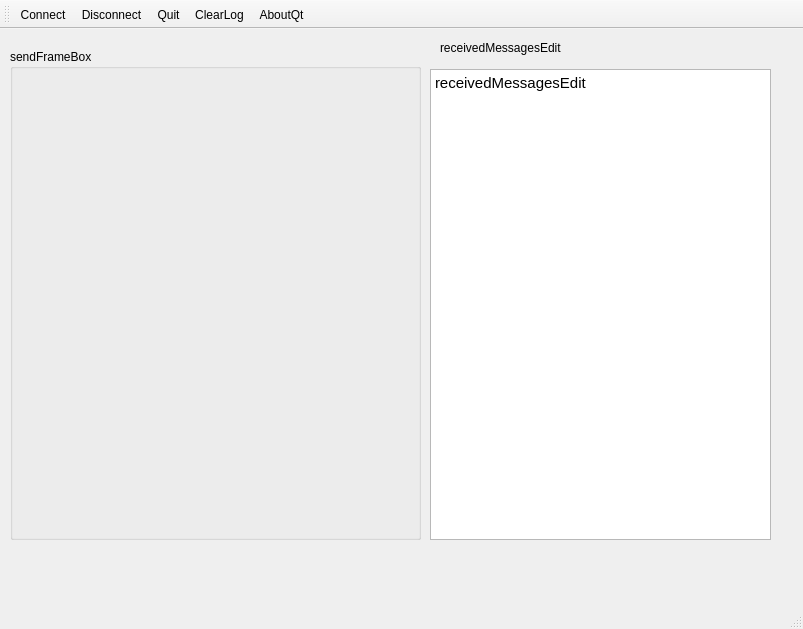
This is mainwindow.ui in PowerOleg/Qt_can as Qt 5 draws it before an edit. The edited form follows.
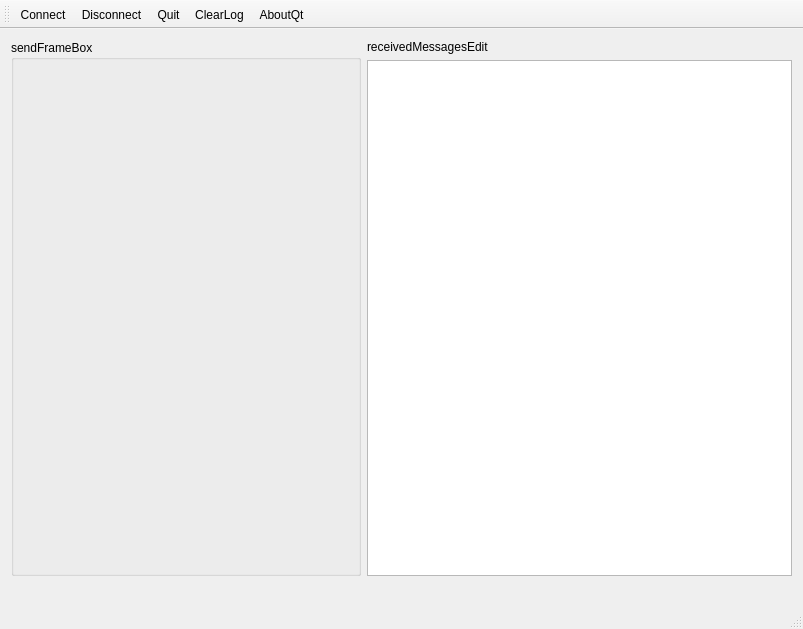
This is the edited form. Icons and pictures are not drawn. Custom widgets are drawn as their Qt base class.

Diff of the .ui file:
```diff
--- a/mainwindow.ui
+++ b/mainwindow.ui
@@ -14,62 +14,52 @@
    <string>MainWindow</string>
   </property>
   <widget class="QWidget" name="centralWidget">
+   <layout class="QGridLayout" name="gridLayout">
+    <item row="2" column="0" colspan="2">
    <widget class="QLabel" name="m_status">
-    <property name="geometry">
-     <rect>
-      <x>50</x>
-      <y>516</y>
-      <width>721</width>
-      <height>41</height>
-     </rect>
-    </property>
     <property name="text">
      <string/>
     </property>
    </widget>
-   <widget class="SendFrameBox" name="sendFrameBox">
-    <property name="geometry">
-     <rect>
-      <x>10</x>
-      <y>20</y>
-      <width>411</width>
-      <height>491</height>
-     </rect>
-    </property>
-    <property name="title">
-     <string>sendFrameBox</string>
-    </property>
-   </widget>
+    </item>
+    <item row="1" column="1">
    <widget class="QTextEdit" name="receivedMessagesEdit">
-    <property name="geometry">
-     <rect>
-      <x>430</x>
-      <y>40</y>
-      <width>341</width>
-      <height>471</height>
-     </rect>
-    </property>
     <property name="html">
      <string>&lt;!DOCTYPE HTML PUBLIC &quot;-//W3C//DTD HTML 4.0//EN&quot; &quot;http://www.w3.org/TR/REC-html40/strict.dtd&quot;&gt;
 &lt;html&gt;&lt;head&gt;&lt;meta name=&quot;qrichtext&quot; content=&quot;1&quot; /&gt;&lt;style type=&quot;text/css&quot;&gt;
 p, li { white-space: pre-wrap; }
 &lt;/style&gt;&lt;/head&gt;&lt;body style=&quot; font-family:'Ubuntu'; font-size:11pt; font-weight:400; font-style:normal;&quot;&gt;
-&lt;p style=&quot; margin-top:0px; margin-bottom:0px; margin-left:0px; margin-right:0px; -qt-block-indent:0; text-indent:0px;&quot;&gt;receivedMessagesEdit&lt;/p&gt;&lt;/body&gt;&lt;/html&gt;</string>
-    </property>
-   </widget>
+&lt;p style=&quot;-qt-paragraph-type:empty; margin-top:0px; margin-bottom:0px; margin-left:0px; margin-right:0px; -qt-block-indent:0; text-indent:0px;&quot;&gt;&lt;br /&gt;&lt;/p&gt;&lt;/body&gt;&lt;/html&gt;</string>
+      </property>
+     </widget>
+    </item>
+    <item row="0" column="0" rowspan="2">
+     <widget class="SendFrameBox" name="sendFrameBox">
+      <property name="sizePolicy">
+       <sizepolicy hsizetype="Fixed" vsizetype="Preferred">
+        <horstretch>0</horstretch>
+        <verstretch>0</verstretch>
+       </sizepolicy>
+      </property>
+      <property name="minimumSize">
+       <size>
+        <width>350</width>
+        <height>0</height>
+       </size>
+      </property>
+      <property name="title">
+       <string>sendFrameBox</string>
+      </property>
+     </widget>
+    </item>
+    <item row="0" column="1">
    <widget class="QLabel" name="receivedMessagesEditLabel">
-    <property name="geometry">
-     <rect>
-      <x>440</x>
-      <y>10</y>
-      <width>211</width>
-      <height>17</height>
-     </rect>
-    </property>
     <property name="text">
      <string>receivedMessagesEdit</string>
     </property>
    </widget>
+    </item>
+   </layout>
   </widget>
   <widget class="QMenuBar" name="menuBar">
    <property name="geometry">
```
Lines whose indentation alone changed are shown as unchanged.
